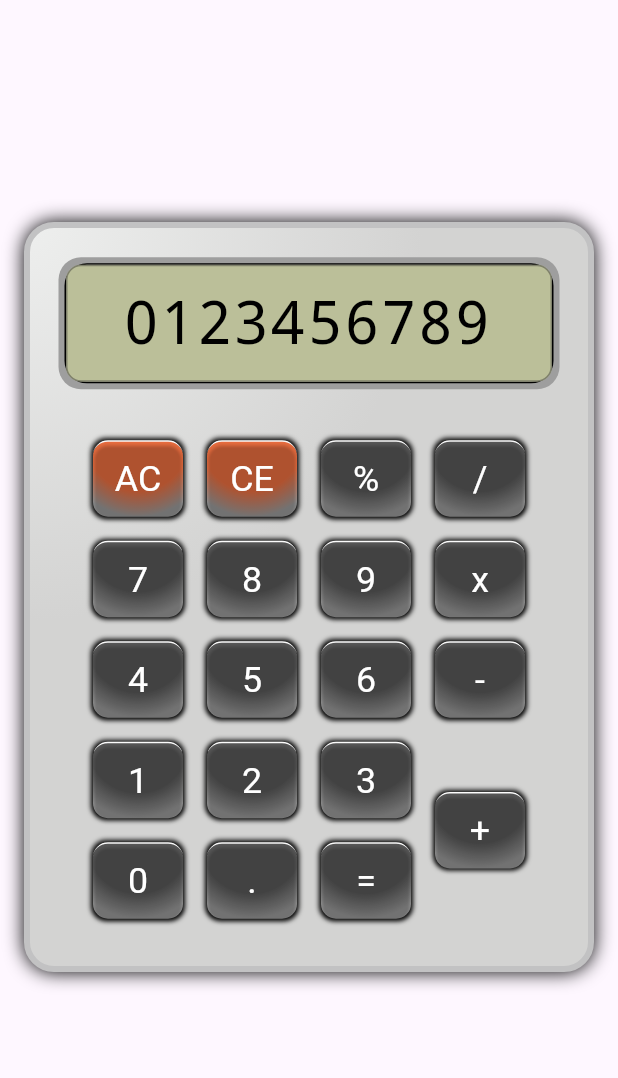
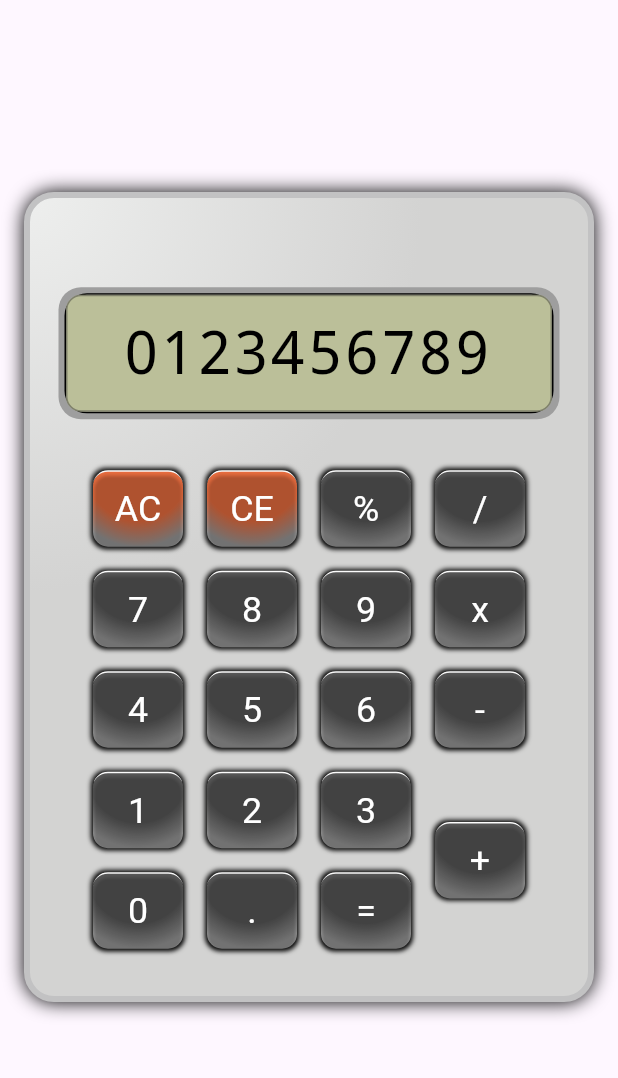
Before and after one commit to davopaco/mobile-apps, a Flutter app: the screen it shows after launch, on a phone screen of 412 x 824 dp, the part 63-1141 px from its top. Run offline on Flutter 3.47's test engine with Material 3 defaults, Android fonts, the phone set to English and light mode, and no system bars.

Commit message:
style: :lipstick: Changed the height of the top
Added a sizedbox so it has more space on the top than the bottom

```diff
--- a/calculator/lib/calculadora.dart
+++ b/calculator/lib/calculadora.dart
@@ -67,7 +67,7 @@ class _CalculatorState extends State<Calculator> {
           child: Container(
               padding: const EdgeInsets.all(23),
               width: 380,
-              height: 500,
+              height: 540,
               decoration: BoxDecoration(
                   boxShadow: [BoxShadow(color: Colors.black, blurRadius: 10)],
                   border: Border.all(color: Color(0xFFC2C2C3), width: 4),
@@ -84,6 +84,9 @@ class _CalculatorState extends State<Calculator> {
                 mainAxisAlignment: MainAxisAlignment.center,
                 crossAxisAlignment: CrossAxisAlignment.center,
                 children: <Widget>[
+                  SizedBox(
+                    height: 40,
+                  ),
                   Container(
                       decoration: BoxDecoration(
                           border: Border.all(color: Colors.black, width: 1),
```
